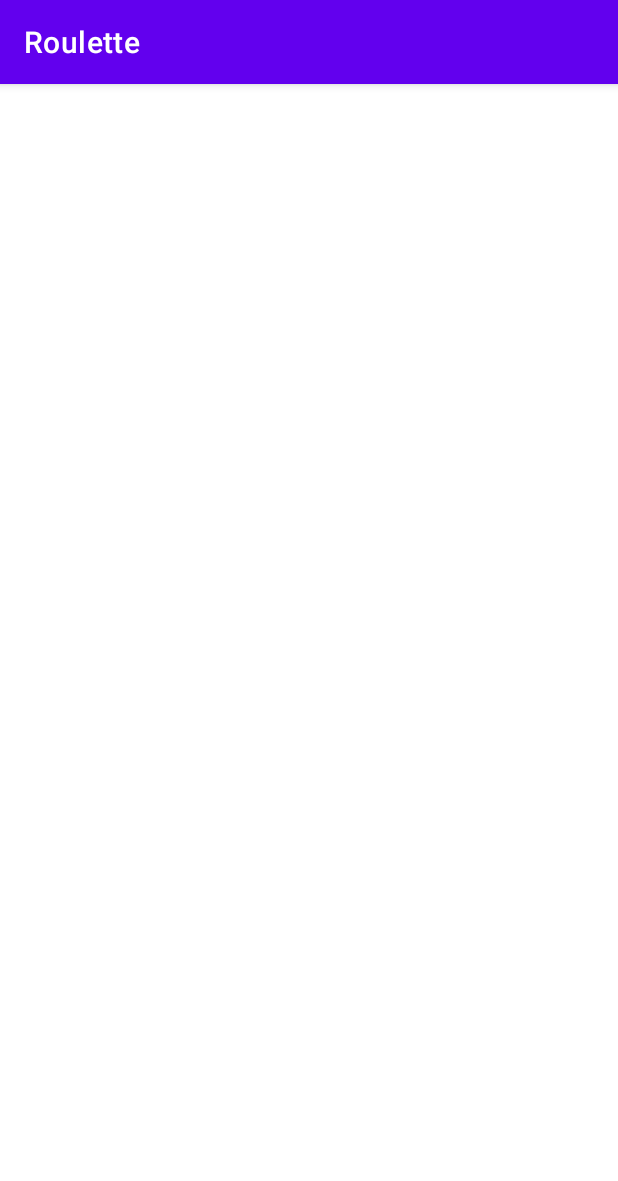
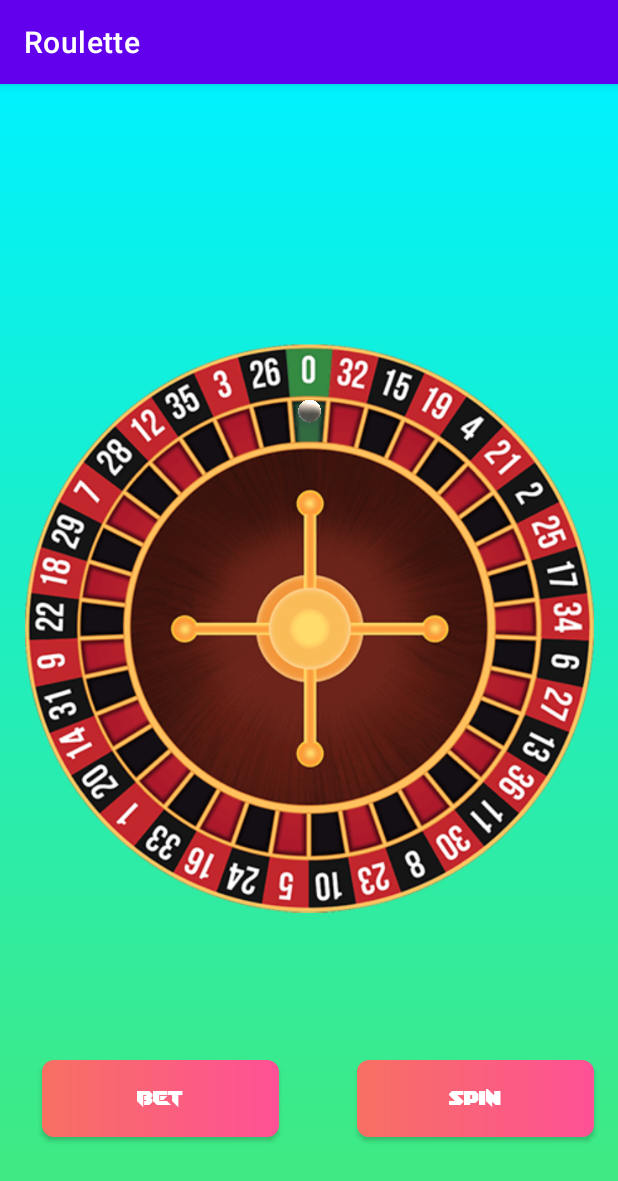
Before and after one commit to bar-schtalman/Roulette-_app, an Android app: the Table screen opened directly, with no data from a screen before it, on a phone screen of 412 x 824 dp. Shown: the top 1181 px of the screen. Run offline under Robolectric (Android 15) with nearby library versions, the phone set to English and light mode, and no system bars.

Commit message:
added spinning roulette

```diff
--- a/app/src/main/res/layout/activity_table.xml
+++ b/app/src/main/res/layout/activity_table.xml
@@ -4,6 +4,77 @@
     xmlns:tools="http://schemas.android.com/tools"
     android:layout_width="match_parent"
     android:layout_height="match_parent"
+    android:background="@drawable/gradiant_backdround"
     tools:context=".Table">
 
+    <ImageView
+        android:id="@+id/imageView"
+        android:layout_width="379dp"
+        android:layout_height="421dp"
+        app:layout_constraintBottom_toBottomOf="parent"
+        app:layout_constraintEnd_toEndOf="parent"
+        app:layout_constraintHorizontal_bias="0.5"
+        app:layout_constraintStart_toStartOf="parent"
+        app:layout_constraintTop_toTopOf="parent"
+        app:layout_constraintVertical_bias="0.438"
+        app:srcCompat="@drawable/aaaaaa" />
+
+    <androidx.appcompat.widget.AppCompatButton
+        android:id="@+id/spin"
+        android:layout_width="158dp"
+        android:layout_height="51dp"
+        android:background="@drawable/costume_button"
+        android:fontFamily="@font/spike_speak_straight"
+
+        android:text="spin"
+        android:textColor="#FFFFFF"
+        app:layout_constraintBottom_toBottomOf="parent"
+        app:layout_constraintEnd_toEndOf="parent"
+        app:layout_constraintHorizontal_bias="0.936"
+        app:layout_constraintStart_toStartOf="parent"
+        app:layout_constraintTop_toTopOf="parent"
+        app:layout_constraintVertical_bias="0.908"
+        app:strokeColor="#F61010" />
+
+    <androidx.appcompat.widget.AppCompatButton
+        android:id="@+id/bet"
+        android:layout_width="158dp"
+        android:layout_height="51dp"
+        android:background="@drawable/costume_button"
+        android:fontFamily="@font/spike_speak_straight"
+
+        android:text="bet"
+        android:textColor="#FFFFFF"
+        app:layout_constraintBottom_toBottomOf="parent"
+        app:layout_constraintEnd_toEndOf="parent"
+        app:layout_constraintHorizontal_bias="0.11"
+        app:layout_constraintStart_toStartOf="parent"
+        app:layout_constraintTop_toTopOf="parent"
+        app:layout_constraintVertical_bias="0.908"
+        app:strokeColor="#F61010" />
+
+    <ImageView
+        android:id="@+id/ball"
+        android:layout_width="15dp"
+        android:layout_height="20dp"
+        app:layout_constraintBottom_toBottomOf="parent"
+        app:layout_constraintEnd_toEndOf="parent"
+        app:layout_constraintStart_toStartOf="parent"
+        app:layout_constraintTop_toTopOf="parent"
+        app:layout_constraintVertical_bias="0.278"
+        app:srcCompat="@drawable/_0_502550_07_roulette_ball_thumbnail_onyx" />
+
+    <TextView
+        android:id="@+id/textView7"
+        android:layout_width="228dp"
+        android:layout_height="65dp"
+        android:fontFamily="@font/spike_speak_straight"
+        android:textSize="40dp"
+        app:layout_constraintBottom_toBottomOf="parent"
+        app:layout_constraintEnd_toEndOf="parent"
+        app:layout_constraintHorizontal_bias="0.46"
+        app:layout_constraintStart_toStartOf="parent"
+        app:layout_constraintTop_toTopOf="parent"
+        app:layout_constraintVertical_bias="0.072" />
+
 </androidx.constraintlayout.widget.ConstraintLayout>
```
Also changed, not shown: app/src/main/java/com/example/roulette/Table.java (+172 -1 lines), app/src/main/java/com/example/roulette/user_bio.java (+9 -4 lines), app/src/main/res/drawable/_0_502550_07_roulette_ball_thumbnail_onyx.png (added).
